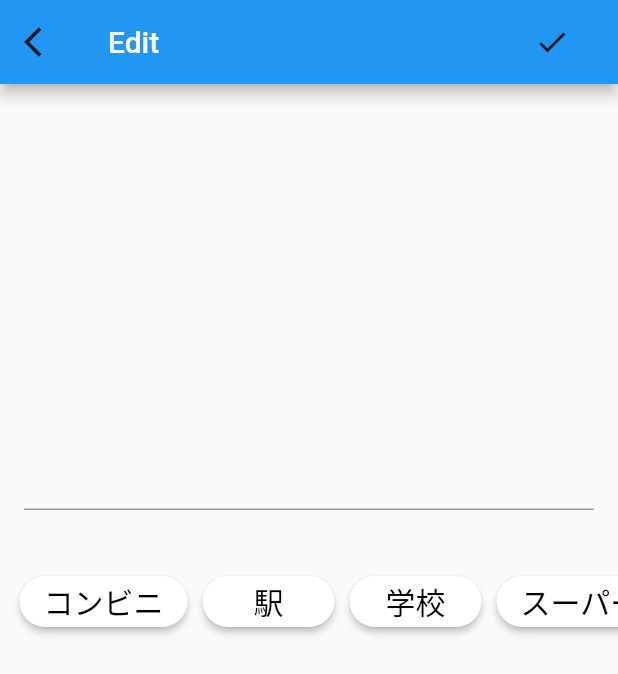
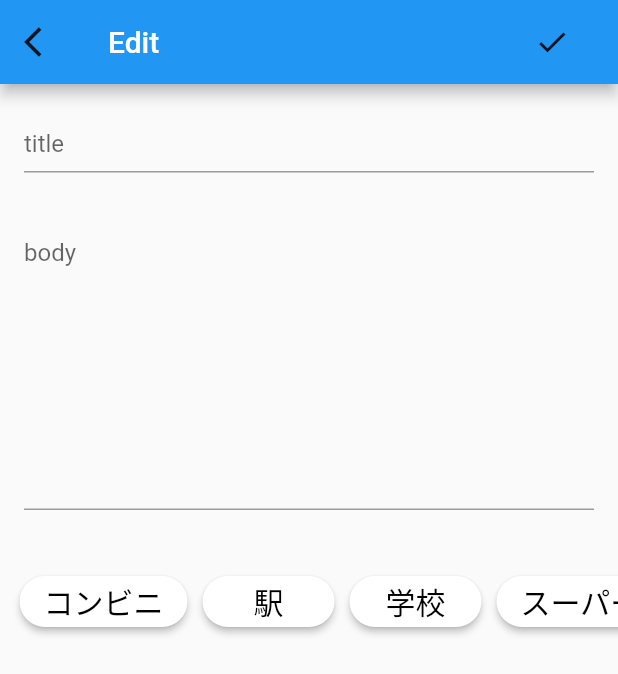
Before and after one commit to m-goliah/PBL2_GROUP3, a Flutter app: the Edit screen opened directly with empty values, on a phone screen of 412 x 824 dp. Shown: the top 674 px of the screen. Run offline on Flutter 3.47's test engine with Material 2 defaults, Android fonts, the phone set to English and light mode, and no system bars; our stand-ins replace flutter_dotenv, shared_preferences; missing offline and left inert: google_place; accounts and stored records are empty.

Commit message:
add title form and body form in edit page

```diff
--- a/lib/memos/edit.dart
+++ b/lib/memos/edit.dart
@@ -1,9 +1,10 @@
 import 'package:flutter/cupertino.dart';
 import 'package:flutter/material.dart';
+import 'package:memo_pbl2/memos/memo.dart';
 import 'package:memo_pbl2/memos/samplebutton.dart';
 
 class Edit extends StatelessWidget {
-  String _current;
+  Memo _current;
   Function _onChanged;
 
   Edit(this._current, this._onChanged);
@@ -29,17 +30,36 @@ class Edit extends StatelessWidget {
       body: Column(
               children: <Widget>[
                 ConstrainedBox(
-                  constraints: BoxConstraints(
-                  maxHeight: 300.0,
-                ),
+                  constraints: BoxConstraints(maxHeight: 75.0,),
                   child: Container(
                       padding: const EdgeInsets.all(16.0),
                       child: new TextField(
-                      controller: TextEditingController(text: _current),
-                      maxLines: 99,
+                        controller: TextEditingController(text: _current.title),
+                        maxLines: 1,
+                         decoration: const InputDecoration(
+                          hintText: 'title',
+                        ),
                         style: new TextStyle(color: Colors.black),
                         onChanged: (text) {
-                        _current = text;
+                          _current.title = text;
+                          _onChanged(_current);
+                        },
+                      )
+                  ),
+                ),
+                ConstrainedBox(
+                  constraints: BoxConstraints(maxHeight: 225.0,),
+                  child: Container(
+                      padding: const EdgeInsets.all(16.0),
+                      child: new TextField(
+                        controller: TextEditingController(text: _current.body),
+                        maxLines: 99,
+                        decoration: const InputDecoration(
+                          hintText: 'body',
+                        ),
+                        style: new TextStyle(color: Colors.black),
+                        onChanged: (text) {
+                          _current.body = text;
                           _onChanged(_current);
                         },
                       )
--- a/lib/memos/memo.dart
+++ b/lib/memos/memo.dart
@@ -1,4 +1,10 @@
-class memo {
+class Memo {
+
   String title;
   String body;
+
+  Memo(String title, String body) {
+    this.title = title;
+    this.body = body;
+  }
 }
```
Lines whose indentation alone changed are shown as unchanged.
